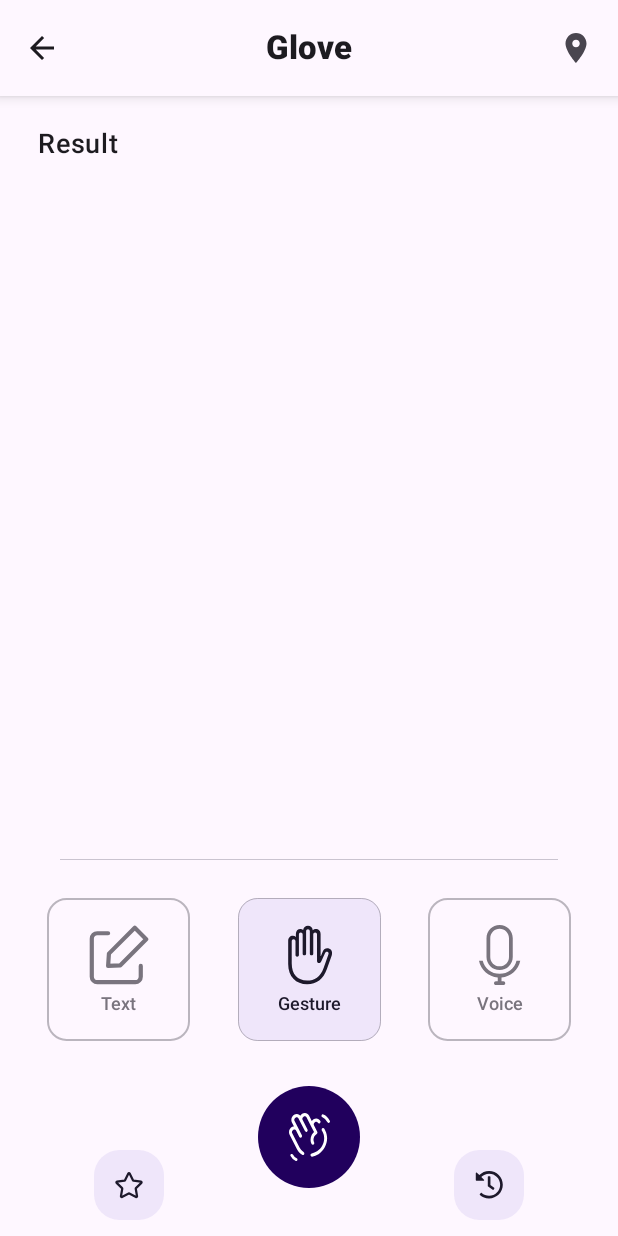
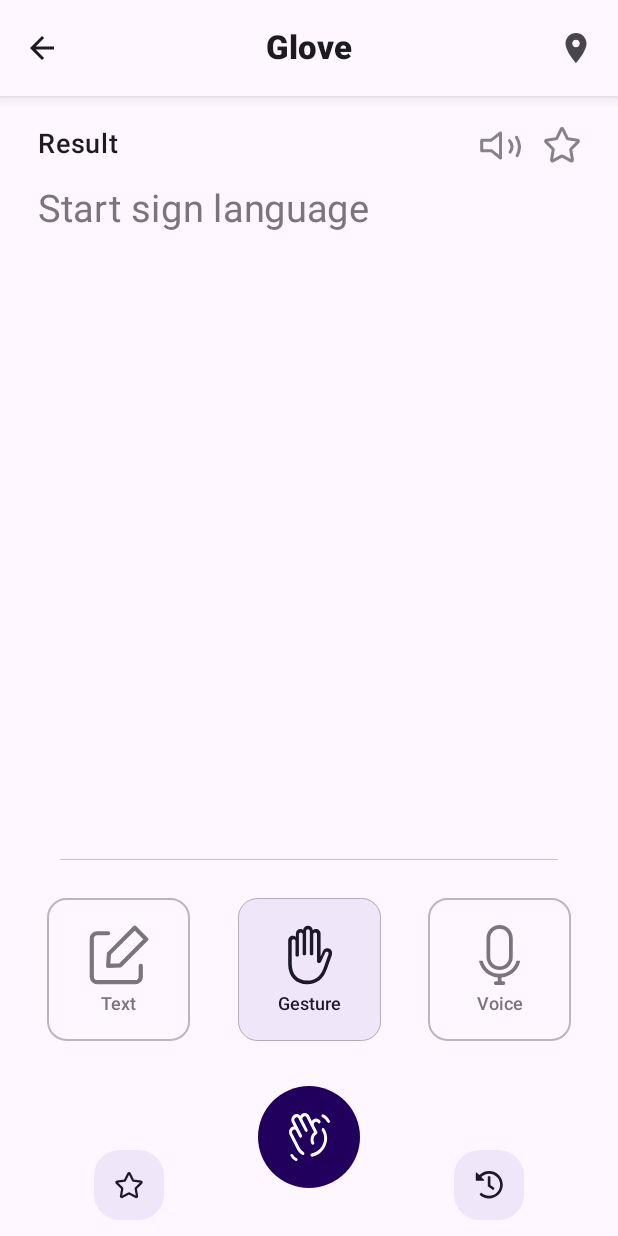
Before and after one commit to hackfest-Queentylion/gestra-revamp, an Android app built with Jetpack Compose: the composable Translate shown on its own in the app's theme, on a phone screen of 412 x 824 dp. Run offline under Robolectric (Android 15) with nearby library versions, the light colour scheme and no system bars.

```diff
--- a/app/src/main/java/com/queentylion/gestra/ui/composables/ResultBox.kt
+++ b/app/src/main/java/com/queentylion/gestra/ui/composables/ResultBox.kt
@@ -4,15 +4,24 @@ import android.os.Build.VERSION_CODES.Q
 import androidx.annotation.RequiresApi
 import androidx.compose.foundation.background
 import androidx.compose.foundation.border
+import androidx.compose.foundation.layout.Arrangement
 import androidx.compose.foundation.layout.Column
 import androidx.compose.foundation.layout.Row
 import androidx.compose.foundation.layout.fillMaxHeight
 import androidx.compose.foundation.layout.fillMaxWidth
 import androidx.compose.foundation.layout.padding
+import androidx.compose.foundation.layout.size
+import androidx.compose.foundation.rememberScrollState
 import androidx.compose.foundation.shape.RoundedCornerShape
+import androidx.compose.foundation.verticalScroll
+import androidx.compose.material.icons.Icons
+import androidx.compose.material.icons.filled.AccountCircle
+import androidx.compose.material.icons.filled.LocationOn
+import androidx.compose.material3.Icon
 import androidx.compose.material3.MaterialTheme
 import androidx.compose.material3.Text
 import androidx.compose.runtime.Composable
+import androidx.compose.ui.Alignment
 import androidx.compose.ui.Modifier
 import androidx.compose.ui.draw.clip
 import androidx.compose.ui.draw.drawBehind
@@ -21,10 +30,13 @@ import androidx.compose.ui.graphics.Color
 import androidx.compose.ui.graphics.Paint
 import androidx.compose.ui.graphics.drawscope.drawIntoCanvas
 import androidx.compose.ui.graphics.toArgb
+import androidx.compose.ui.graphics.vector.ImageVector
+import androidx.compose.ui.res.vectorResource
 import androidx.compose.ui.text.font.FontWeight
 import androidx.compose.ui.unit.Dp
 import androidx.compose.ui.unit.dp
 import androidx.compose.ui.unit.sp
+import com.queentylion.gestra.R
 
 
 @Composable
@@ -34,12 +46,47 @@ fun ResultBox(modifier: Modifier = Modifier) {
             .fillMaxWidth()
             .padding(start = 25.dp, end = 25.dp, top = 20.dp, bottom = 48.dp)
     ) {
-        Row {
+        Row(
+            horizontalArrangement = Arrangement.SpaceBetween,
+            modifier = Modifier.fillMaxWidth()
+        ) {
             Text(
                 text = "Result",
                 fontWeight = FontWeight.Medium,
                 fontSize = 18.sp
             )
+            Row(
+                verticalAlignment = Alignment.CenterVertically
+            ) {
+                Icon(
+                    imageVector = ImageVector.vectorResource(R.drawable.ic_speaker),
+                    contentDescription = "Placeholder icon",
+                    tint = MaterialTheme.colorScheme.outline.copy(0.9f),
+                    modifier = Modifier.padding(end = 15.dp)
+                )
+                Icon(
+                    imageVector = ImageVector.vectorResource(R.drawable.ic_star),
+                    tint = MaterialTheme.colorScheme.outline.copy(0.9f),
+                    contentDescription = "Placeholder icon"
+                )
+            }
+        }
+        Column(
+            modifier = Modifier
+//                .background(Color.LightGray)
+                .weight(1f)
+                .fillMaxWidth()
+                .size(100.dp)
+                .verticalScroll(rememberScrollState())
+                .padding(vertical = 15.dp)
+        ) {
+            Text(
+//                text = "Lorem Ipsum is simply dummy text of the printing and typesetting industry. Lorem Ipsum has been the industry's standard dummy text ever since the 1500s, when an unknown printer took a galley of type and scrambled it to make a type specimen book. It has survived not only five centuries, but also the leap into electronic typesetting, remaining essentially unchanged. It was popularised in the 1960s with the release of Letraset sheets containing Lorem Ipsum passages, and more recently with desktop publishing software like Aldus PageMaker including versions of Lorem Ipsum.",
+                text = "Start sign language",
+                fontSize = 25.sp,
+                lineHeight = 30.sp,
+                color = MaterialTheme.colorScheme.outline
+            )
         }
     }
 }
--- a/app/src/main/java/com/queentylion/gestra/ui/screens/home/Home.kt
+++ b/app/src/main/java/com/queentylion/gestra/ui/screens/home/Home.kt
@@ -22,6 +22,7 @@ import com.queentylion.gestra.R
 import androidx.compose.ui.Modifier
 import androidx.compose.ui.platform.LocalConfiguration
 import androidx.compose.ui.unit.dp
+import androidx.navigation.NavController
 import com.queentylion.gestra.ui.composables.FullPanel
 import com.queentylion.gestra.ui.composables.SmallPanel
 
--- a/app/src/main/java/com/queentylion/gestra/ui/screens/navscaffold/NavScaffold.kt
+++ b/app/src/main/java/com/queentylion/gestra/ui/screens/navscaffold/NavScaffold.kt
@@ -28,6 +28,7 @@ import androidx.compose.ui.unit.TextUnit
 import androidx.compose.ui.unit.dp
 import androidx.compose.ui.unit.sp
 import androidx.lifecycle.viewmodel.compose.viewModel
+import androidx.navigation.NavController
 import androidx.navigation.compose.NavHost
 import androidx.navigation.compose.composable
 import androidx.navigation.compose.rememberNavController
@@ -42,7 +43,8 @@ import com.queentylion.gestra.ui.screens.home.Home
 @OptIn(ExperimentalMaterial3Api::class)
 @Composable
 fun NavScaffold(
-    navViewModel: NavScaffoldViewModel = viewModel()
+    navViewModel: NavScaffoldViewModel = viewModel(),
+    mainNavController: NavController
 ) {
     val navController = rememberNavController()
     val navUiState = navViewModel.uiState.collectAsState()
--- /dev/null
+++ b/app/src/main/res/drawable/ic_speaker.xml
@@ -0,0 +1,13 @@
+<vector xmlns:android="http://schemas.android.com/apk/res/android"
+    android:width="27dp"
+    android:height="19dp"
+    android:viewportWidth="27"
+    android:viewportHeight="19">
+  <path
+      android:pathData="M24.063,4.109C26.241,7.567 26.549,12.168 24.477,16.24M19.476,6.371C21.314,8.519 21.573,11.378 19.825,13.909M13.5,1.25L7.433,6.047H1.125V12.953L7.433,12.951L13.5,17.75V1.25Z"
+      android:strokeLineJoin="round"
+      android:strokeWidth="2"
+      android:fillColor="#00000000"
+      android:strokeColor="#B6B6B6"
+      android:strokeLineCap="round"/>
+</vector>
--- /dev/null
+++ b/app/src/main/res/drawable/ic_star.xml
@@ -0,0 +1,12 @@
+<vector xmlns:android="http://schemas.android.com/apk/res/android"
+    android:width="24dp"
+    android:height="25dp"
+    android:viewportWidth="24"
+    android:viewportHeight="25">
+  <path
+      android:pathData="M11.453,2.053C11.677,1.582 12.323,1.582 12.547,2.053L15.444,8.148C15.533,8.335 15.705,8.465 15.903,8.495L22.381,9.472C22.881,9.548 23.081,10.187 22.719,10.553L18.032,15.298C17.888,15.443 17.822,15.653 17.856,15.858L18.963,22.558C19.048,23.076 18.525,23.47 18.077,23.226L12.284,20.063C12.106,19.966 11.894,19.966 11.716,20.063L5.922,23.226C5.475,23.47 4.952,23.076 5.037,22.558L6.144,15.858C6.178,15.653 6.112,15.443 5.968,15.298L1.281,10.553C0.919,10.187 1.119,9.548 1.619,9.472L8.097,8.495C8.295,8.465 8.467,8.335 8.556,8.148L11.453,2.053Z"
+      android:strokeLineJoin="round"
+      android:strokeWidth="2"
+      android:fillColor="#00000000"
+      android:strokeColor="#B6B6B6"/>
+</vector>
```
Also changed, not shown: app/src/main/java/com/queentylion/gestra/MainActivity.kt (+6 -2 lines), app/src/main/java/com/queentylion/gestra/ui/screens/main/Main.kt (added, +88 -0 lines).
